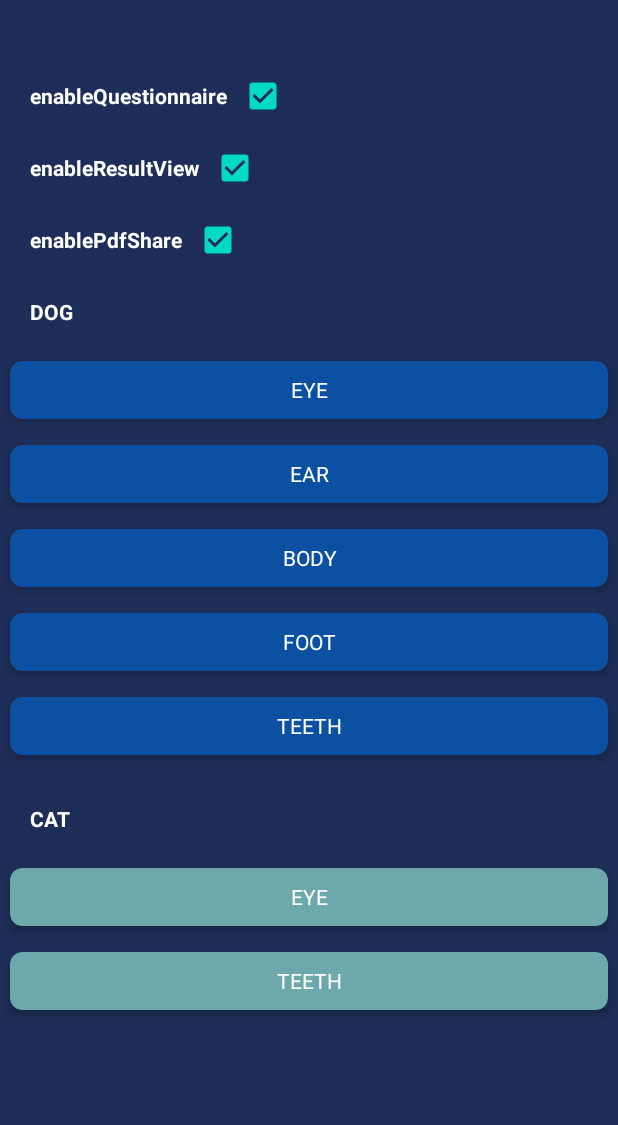
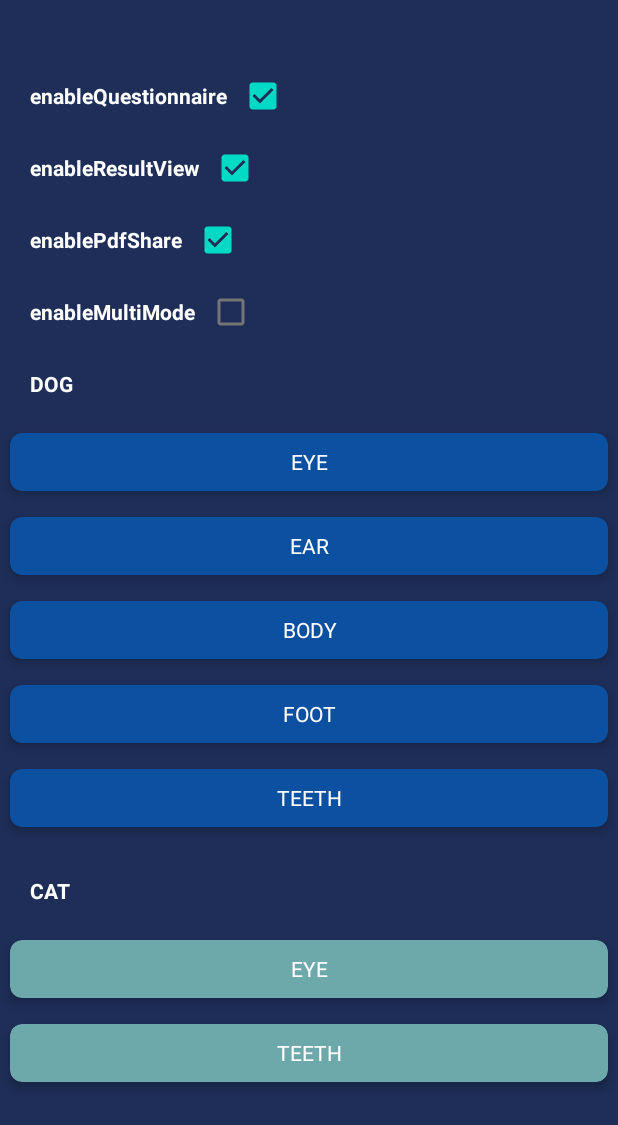
Before and after one commit to Aiforpet-TTcare/TTcare-SDK-Sample-Android, an Android app built with Jetpack Compose: the screen it shows after launch (StartActivity), after a tap on "EYE", on a phone screen of 412 x 824 dp. Shown: the top 1125 px of the screen. Run offline under Robolectric (Android 15) with nearby library versions, the phone set to English and light mode, and no system bars; libraries missing offline, so code that uses them is left out: com.aiforpet.pet; 3 statements that could not run were skipped.

Commit message:
docs: update Android sample for SDK 3.2.0

```diff
--- a/app/src/main/java/com/aiforpet/sdkdemov2/StartActivity.kt
+++ b/app/src/main/java/com/aiforpet/sdkdemov2/StartActivity.kt
@@ -23,14 +23,15 @@ import com.aiforpet.pet.check.ToothCameraActivity
 import com.google.android.material.card.MaterialCardView
 
 import org.json.JSONObject
-
-import java.util.Locale
+import org.json.JSONArray
+import org.json.JSONTokener
 
 class StartActivity : AppCompatActivity() {
 
     private lateinit var isenablesQuestionnaire: CheckBox
     private lateinit var isEnableResult: CheckBox
     private lateinit var isEnablePdfShare: CheckBox
+    private lateinit var isEnableMultiMode: CheckBox
 
     private lateinit var mainView: LinearLayout
 
@@ -61,8 +62,11 @@ class StartActivity : AppCompatActivity() {
             if (resultData != null) {
                 try {
                     // Format JSON prettily and output to TextView
-                    val json = JSONObject(resultData)
-                    resultTxt.text = json.toString(4)
+                    resultTxt.text = when (val json = JSONTokener(resultData).nextValue()) {
+                        is JSONObject -> json.toString(4)
+                        is JSONArray -> json.toString(4)
+                        else -> resultData
+                    }
                 } catch (e: Exception) {
                     resultTxt.text = resultData
                 }
@@ -96,6 +100,7 @@ class StartActivity : AppCompatActivity() {
         isenablesQuestionnaire = findViewById(R.id.isenablesQuestionnaire)
         isEnableResult = findViewById(R.id.isEnableResult)
         isEnablePdfShare = findViewById(R.id.isEnablePdfShare)
+        isEnableMultiMode = findViewById(R.id.isEnableMultiMode)
 
         mainView = findViewById(R.id.mainView)
         resultView = findViewById(R.id.resultView)
@@ -118,9 +123,6 @@ class StartActivity : AppCompatActivity() {
         dogEye.setOnClickListener {
             selectPart = "EYE"
             petType = "DOG"
-            val selectLang = getCurrentLanguageCategory()
-            val guideBase = "https://resource-core.aiforpetcdn.com/sdk/guide/$selectLang/dog/"
-
             val intent = Intent(this@StartActivity, EyeCameraActivity::class.java)
             val bundle = Bundle().apply {
                 putString("petType", "DOG") // Required
@@ -133,8 +135,7 @@ class StartActivity : AppCompatActivity() {
                 putBoolean("enablesQuestionnaire", isenablesQuestionnaire.isChecked) // Optional
                 putBoolean("enableResultView", isEnableResult.isChecked) // Optional
                 putBoolean("enablePdfShare", isEnablePdfShare.isChecked) // Optional
-
-                putString("guideUrl", guideBase + "eye.html")
+                putBoolean("enableMultiMode", isEnableMultiMode.isChecked) // Optional
                 putString("sdkKey", sdkKey) // Required
             }
             intent.putExtras(bundle)
@@ -144,9 +145,6 @@ class StartActivity : AppCompatActivity() {
         dogEar.setOnClickListener {
             selectPart = "EAR"
             petType = "DOG"
-            val selectLang = getCurrentLanguageCategory()
-            val guideBase = "https://resource-core.aiforpetcdn.com/sdk/guide/$selectLang/dog/"
-
             val intent = Intent(this@StartActivity, SkinCameraActivity::class.java)
             val bundle = Bundle().apply {
                 putString("petType", "DOG") // Required
@@ -159,8 +157,8 @@ class StartActivity : AppCompatActivity() {
                 putBoolean("enablesQuestionnaire", isenablesQuestionnaire.isChecked) // Optional
                 putBoolean("enableResultView", isEnableResult.isChecked) // Optional
                 putBoolean("enablePdfShare", isEnablePdfShare.isChecked) // Optional
+                putBoolean("enableMultiMode", isEnableMultiMode.isChecked) // Optional
                 putString("partType", "EAR") // Required for skin scans
-                putString("guideUrl", guideBase + "skin.html")
                 putString("sdkKey", sdkKey) // Required
             }
             intent.putExtras(bundle)
@@ -170,9 +168,6 @@ class StartActivity : AppCompatActivity() {
         dogBelly.setOnClickListener {
             selectPart = "BODY"
             petType = "DOG"
-            val selectLang = getCurrentLanguageCategory()
-            val guideBase = "https://resource-core.aiforpetcdn.com/sdk/guide/$selectLang/dog/"
-
             val intent = Intent(this@StartActivity, SkinCameraActivity::class.java)
             val bundle = Bundle().apply {
                 putString("petType", "DOG") // Required
@@ -185,8 +180,8 @@ class StartActivity : AppCompatActivity() {
                 putBoolean("enablesQuestionnaire", isenablesQuestionnaire.isChecked) // Optional
                 putBoolean("enableResultView", isEnableResult.isChecked) // Optional
                 putBoolean("enablePdfShare", isEnablePdfShare.isChecked) // Optional
+                putBoolean("enableMultiMode", isEnableMultiMode.isChecked) // Optional
                 putString("partType", "BELLY") // Required for skin scans
-                putString("guideUrl", guideBase + "skin.html")
                 putString("sdkKey", sdkKey) // Required
             }
             intent.putExtras(bundle)
@@ -196,9 +191,6 @@ class StartActivity : AppCompatActivity() {
         dogFoot.setOnClickListener {
             selectPart = "FOOT"
             petType = "DOG"
-            val selectLang = getCurrentLanguageCategory()
-            val guideBase = "https://resource-core.aiforpetcdn.com/sdk/guide/$selectLang/dog/"
-
             val intent = Intent(this@StartActivity, SkinCameraActivity::class.java)
             val bundle = Bundle().apply {
                 putString("petType", "DOG") // Required
@@ -209,10 +201,10 @@ class StartActivity : AppCompatActivity() {
                 putString("petBreedName", "petBreedName") // Optional
                 putString("petGender", "M") // Optional
                 putString("partType", "FOOT") // Required for skin scans
-                putString("guideUrl", guideBase + "skin.html")
                 putBoolean("enablesQuestionnaire", isenablesQuestionnaire.isChecked) // Optional
                 putBoolean("enableResultView", isEnableResult.isChecked) // Optional
                 putBoolean("enablePdfShare", isEnablePdfShare.isChecked) // Optional
+                putBoolean("enableMultiMode", isEnableMultiMode.isChecked) // Optional
                 putString("sdkKey", sdkKey) // Required
             }
             intent.putExtras(bundle)
@@ -222,9 +214,6 @@ class StartActivity : AppCompatActivity() {
         dogTooth.setOnClickListener {
             selectPart = "TEETH"
             petType = "DOG"
-            val selectLang = getCurrentLanguageCategory()
-            val guideBase = "https://resource-core.aiforpetcdn.com/sdk/guide/$selectLang/dog/"
-
             val intent = Intent(this@StartActivity, ToothCameraActivity::class.java)
             val bundle = Bundle().apply {
                 putString("petType", "DOG") // Required
@@ -237,7 +226,7 @@ class StartActivity : AppCompatActivity() {
                 putBoolean("enablesQuestionnaire", isenablesQuestionnaire.isChecked) // Optional
                 putBoolean("enableResultView", isEnableResult.isChecked) // Optional
                 putBoolean("enablePdfShare", isEnablePdfShare.isChecked) // Optional
-                putString("guideUrl", guideBase + "tooth.html")
+                putBoolean("enableMultiMode", isEnableMultiMode.isChecked) // Optional
                 putString("sdkKey", sdkKey) // Required
             }
             intent.putExtras(bundle)
@@ -247,9 +236,6 @@ class StartActivity : AppCompatActivity() {
         catEye.setOnClickListener {
             selectPart = "EYE"
             petType = "CAT"
-            val selectLang = getCurrentLanguageCategory()
-            val guideBase = "https://resource-core.aiforpetcdn.com/sdk/guide/$selectLang/cat/"
-
             val intent = Intent(this@StartActivity, EyeCameraActivity::class.java)
             val bundle = Bundle().apply {
                 putString("petType", "CAT") // Required
@@ -262,7 +248,7 @@ class StartActivity : AppCompatActivity() {
                 putBoolean("enablesQuestionnaire", isenablesQuestionnaire.isChecked) // Optional
                 putBoolean("enableResultView", isEnableResult.isChecked) // Optional
                 putBoolean("enablePdfShare", isEnablePdfShare.isChecked) // Optional
-                putString("guideUrl", guideBase + "eye.html")
+                putBoolean("enableMultiMode", isEnableMultiMode.isChecked) // Optional
                 putString("sdkKey", sdkKey) // Required
             }
             intent.putExtras(bundle)
@@ -272,9 +258,6 @@ class StartActivity : AppCompatActivity() {
         catTooth.setOnClickListener {
             selectPart = "TEETH"
             petType = "CAT"
-            val selectLang = getCurrentLanguageCategory()
-            val guideBase = "https://resource-core.aiforpetcdn.com/sdk/guide/$selectLang/cat/"
-
             val intent = Intent(this@StartActivity, ToothCameraActivity::class.java)
             val bundle = Bundle().apply {
                 putString("petType", "CAT") // Required
@@ -282,6 +265,7 @@ class StartActivity : AppCompatActivity() {
                 putBoolean("enablesQuestionnaire", isenablesQuestionnaire.isChecked) // Optional
                 putBoolean("enableResultView", isEnableResult.isChecked) // Optional
                 putBoolean("enablePdfShare", isEnablePdfShare.isChecked) // Optional
+                putBoolean("enableMultiMode", isEnableMultiMode.isChecked) // Optional
 
                 putString("petId", "petId") // Optional
                 putString("petName", demoPetName) // Optional
@@ -289,7 +273,6 @@ class StartActivity : AppCompatActivity() {
                 putString("petBreedName", "Shih Tzu") // Optional
                 putString("petGender", "M") // Optional
 
-                putString("guideUrl", guideBase + "tooth.html")
                 putString("sdkKey", sdkKey) // Required
             }
             intent.putExtras(bundle)
@@ -297,16 +280,4 @@ class StartActivity : AppCompatActivity() {
         }
     }
 
-    companion object {
-        fun getCurrentLanguageCategory(): String {
-            val currentLocale = Locale.getDefault()
-            val languageCode = currentLocale.language // ex: "ko", "ja", "en"
-
-            return when (languageCode) {
-                "ko" -> "ko"
-                "ja" -> "ja"
-                else -> "en" // Classify as 'global' if not Korean or Japanese
-            }
-        }
-    }
 }
--- a/app/src/main/res/layout/activity_start.xml
+++ b/app/src/main/res/layout/activity_start.xml
@@ -99,6 +99,30 @@
 
 
 
+        </LinearLayout>
+
+        <LinearLayout
+            android:layout_width="match_parent"
+            android:layout_height="wrap_content"
+            android:orientation="horizontal">
+
+            <TextView
+                android:layout_width="wrap_content"
+                android:layout_height="48dp"
+                android:text="enableMultiMode"
+                android:textStyle="bold"
+                android:textColor="@color/color_ffffff"
+                android:paddingLeft="20dp"
+                android:textSize="14dp"
+                android:gravity="center_vertical"
+                android:layout_gravity="center_vertical" />
+
+            <CheckBox
+                android:id="@+id/isEnableMultiMode"
+                android:layout_width="wrap_content"
+                android:layout_height="wrap_content"
+                android:checked="false"
+                android:layout_gravity="center_vertical" />
         </LinearLayout>
 
 
--- a/gradle/libs.versions.toml
+++ b/gradle/libs.versions.toml
@@ -1,16 +1,16 @@
 [versions]
-agp = "8.7.3"
+agp = "8.13.2"
 coreKtx = "1.15.0"
 junit = "4.13.2"
 junitVersion = "1.2.1"
 espressoCore = "3.6.1"
 lifecycleRuntimeKtx = "2.8.7"
 activityCompose = "1.9.3"
-kotlin = "2.0.21"
+kotlin = "2.3.20"
 composeBom = "2024.09.00"
 appcompat = "1.7.0"
 material = "1.12.0"
-scansdkLib = "2.1.3"
+scansdkLib = "3.2.0"
 
 [libraries]
 androidx-core-ktx = { group = "androidx.core", name = "core-ktx", version.ref = "coreKtx" }
```
Also changed, not shown: app/build.gradle.kts (+9 -6 lines), 4 other files.
